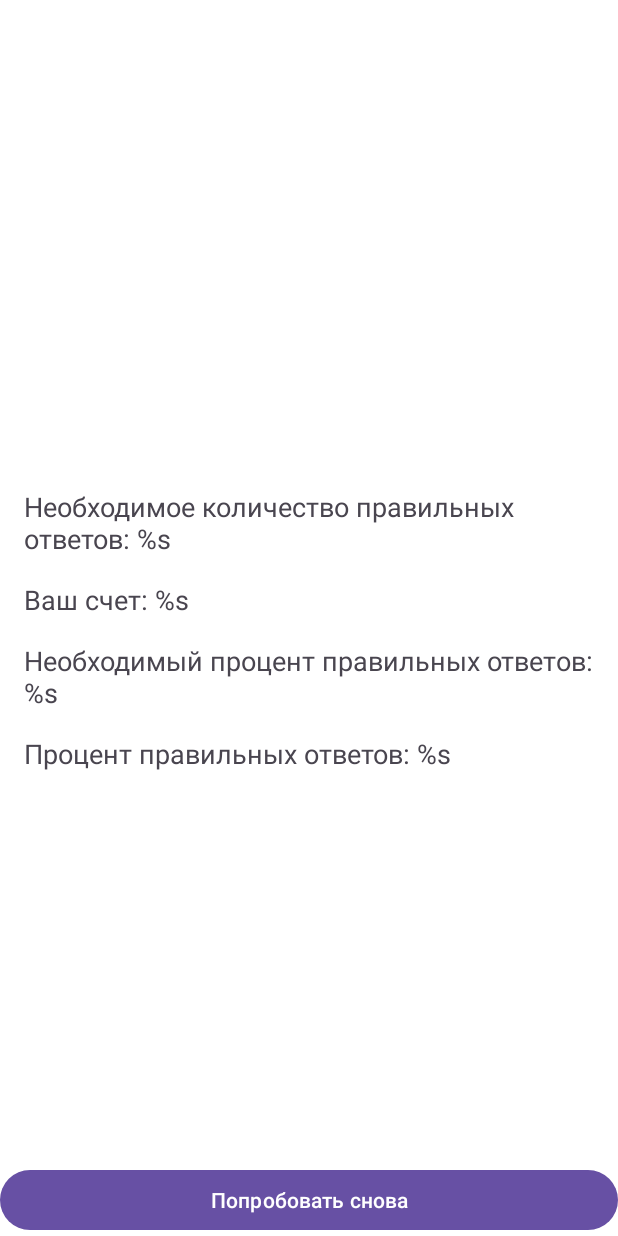
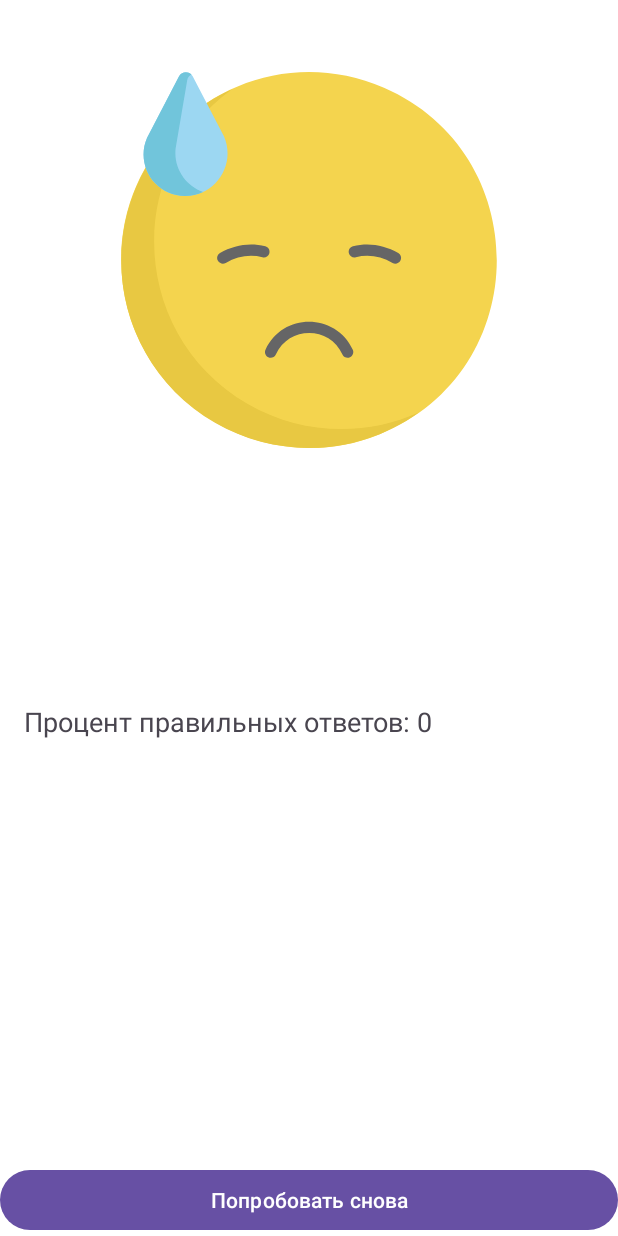
Before and after one commit to sergeygap/Composition, an Android app: the fragment GameFinishedFragment shown on its own in the app's theme, after a tap on "Попробовать снова", on a phone screen of 412 x 824 dp. Run offline under Robolectric (Android 15) with nearby library versions, the phone set to English and light mode, and no system bars; our stand-ins replace data binding; 7 statements that could not run were skipped.

Commit message:
add Android Navigation dependencies and release it

```diff
--- a/app/src/main/AndroidManifest.xml
+++ b/app/src/main/AndroidManifest.xml
@@ -14,6 +14,7 @@
         tools:targetApi="31">
         <activity
             android:name=".presentation.MainActivity"
+            android:screenOrientation="portrait"
             android:exported="true">
             <intent-filter>
                 <action android:name="android.intent.action.MAIN" />
--- a/app/src/main/java/com/gap/composition/domain/entity/GameResult.kt
+++ b/app/src/main/java/com/gap/composition/domain/entity/GameResult.kt
@@ -9,4 +9,7 @@ data class GameResult(
     val countOfRightAnswers: Int, // Количетво правильных ответоа
     val countOfQuestions: Int, // Общее колличество вопросов на которые ответил игрок, можно определить, какой правильный процент был у игрока
     val gameSettings: GameSettings, // для того, чтобы узнать какой минмальное колличество правльных ответов должно было быть
-) : Parcelable
+) : Parcelable {
+    val countOfRightAnswersString: String
+        get() = countOfRightAnswers.toString()
+}
--- a/app/src/main/java/com/gap/composition/presentation/GameFinishedFragment.kt
+++ b/app/src/main/java/com/gap/composition/presentation/GameFinishedFragment.kt
@@ -4,85 +4,92 @@ import android.os.Bundle
 import android.view.LayoutInflater
 import android.view.View
 import android.view.ViewGroup
-import androidx.activity.OnBackPressedCallback
 import androidx.fragment.app.Fragment
-import androidx.fragment.app.FragmentManager
+import androidx.navigation.fragment.findNavController
+import androidx.navigation.fragment.navArgs
+import com.gap.composition.R
 import com.gap.composition.databinding.FragmentGameFinishedBinding
-import com.gap.composition.domain.entity.GameResult
 
 class GameFinishedFragment : Fragment() {
 
-    private lateinit var gameResult: GameResult
+
+    private val args by navArgs<GameFinishedFragmentArgs>()
+
     private var _binding: FragmentGameFinishedBinding? = null
     private val binding: FragmentGameFinishedBinding
         get() = _binding ?: throw RuntimeException("FragmentGameFinishedBinding == null")
 
 
-    override fun onCreate(savedInstanceState: Bundle?) {
-        super.onCreate(savedInstanceState)
-        parseArgs()
-    }
-
     override fun onCreateView(
-        inflater: LayoutInflater,
-        container: ViewGroup?,
+        inflater: LayoutInflater, container: ViewGroup?,
         savedInstanceState: Bundle?
     ): View {
         _binding = FragmentGameFinishedBinding.inflate(inflater, container, false)
         return binding.root
     }
 
-
     override fun onViewCreated(view: View, savedInstanceState: Bundle?) {
         super.onViewCreated(view, savedInstanceState)
-        clickOnBack()
+        setupClickListeners()
+        bindViews()
+    }
+
+    private fun setupClickListeners() {
+
         binding.buttonRetry.setOnClickListener {
             retryGame()
         }
     }
 
-    private fun clickOnBack() {
-        val callback = object : OnBackPressedCallback(true) {
-            override fun handleOnBackPressed() {
-                retryGame()
-            }
+    private fun bindViews() {
+        binding.gameResult = args.gameResult
+        with(binding) {
+
+
+            emojiResult.setImageResource(getSmileResId())
+//            tvRequiredAnswers.text = String.format(
+//                getString(R.string.required_score),
+//                args.gameResult.gameSettings.minCountOfRightAnswers
+//            )
+//            tvScoreAnswers.text = String.format(
+//                getString(R.string.score_answers),
+//                args.gameResult.countOfRightAnswers
+//            )
+//            tvRequiredPercentage.text = String.format(
+//                getString(R.string.required_percentage),
+//                args.gameResult.gameSettings.minPercentOfRightAnswers
+//            )
+            tvScorePercentage.text = String.format(
+                getString(R.string.score_percentage),
+                getPercentOfRightAnswers()
+            )
         }
-        requireActivity().onBackPressedDispatcher.addCallback(viewLifecycleOwner, callback)
     }
 
+    private fun getSmileResId(): Int {
+        return if (args.gameResult.winner) {
+            R.drawable.ic_smile
+        } else {
+            R.drawable.ic_sad
+        }
+    }
+
+    private fun getPercentOfRightAnswers() = with(args.gameResult) {
+        if (countOfQuestions == 0) {
+            0
+        } else {
+            ((countOfRightAnswers / countOfQuestions.toDouble()) * 100).toInt()
+        }
+    }
 
     override fun onDestroyView() {
         super.onDestroyView()
         _binding = null
     }
 
-    private fun parseArgs() {
-
-        requireArguments().getParcelable<GameResult>(KEY_GAME_RESULT)?.let {
-            gameResult = it
-        }
-
-    }
 
     private fun retryGame() {
-        requireActivity().supportFragmentManager.popBackStack(
-            GameFragment.NAME,
-            FragmentManager.POP_BACK_STACK_INCLUSIVE
-        )
-
-    }
-
-    companion object {
-
-        const val KEY_GAME_RESULT = "game_result"
-
-        fun newInstance(gameResult: GameResult): GameFinishedFragment {
-            return GameFinishedFragment().apply {
-                arguments = Bundle().apply {
-                    putParcelable(KEY_GAME_RESULT, gameResult)
-                }
-            }
-        }
+        findNavController().popBackStack()
     }
 
 }
--- a/app/src/main/java/com/gap/composition/presentation/WelcomeFragment.kt
+++ b/app/src/main/java/com/gap/composition/presentation/WelcomeFragment.kt
@@ -5,6 +5,7 @@ import android.view.LayoutInflater
 import android.view.View
 import android.view.ViewGroup
 import androidx.fragment.app.Fragment
+import androidx.navigation.fragment.findNavController
 import com.gap.composition.R
 import com.gap.composition.databinding.FragmentWelcomeBinding
 
@@ -31,10 +32,7 @@ class WelcomeFragment : Fragment() {
 
 
     private fun launchChooseLevelFragment() {
-        requireActivity().supportFragmentManager.beginTransaction()
-            .replace(R.id.main_container, ChooseLevelFragment.newInstance())
-            .addToBackStack(ChooseLevelFragment.NAME)
-            .commit()
+        findNavController().navigate(R.id.action_welcomeFragment_to_chooseLevelFragment)
     }
 
 
--- a/app/src/main/res/layout/fragment_choose_level_fragment.xml
+++ b/app/src/main/res/layout/fragment_choose_level_fragment.xml
@@ -1,4 +1,5 @@
 <?xml version="1.0" encoding="utf-8"?>
+<layout>
 <LinearLayout xmlns:android="http://schemas.android.com/apk/res/android"
     xmlns:tools="http://schemas.android.com/tools"
     android:layout_width="match_parent"
@@ -51,3 +52,4 @@
         android:text="@string/hard_level" />
 
 </LinearLayout>
+</layout>
--- a/app/src/main/res/layout/fragment_game.xml
+++ b/app/src/main/res/layout/fragment_game.xml
@@ -1,4 +1,5 @@
 <?xml version="1.0" encoding="utf-8"?>
+<layout>
 <androidx.constraintlayout.widget.ConstraintLayout xmlns:android="http://schemas.android.com/apk/res/android"
     xmlns:app="http://schemas.android.com/apk/res-auto"
     xmlns:tools="http://schemas.android.com/tools"
@@ -150,3 +151,4 @@
         app:layout_constraintTop_toBottomOf="@+id/tv_answers_progress" />
 
 </androidx.constraintlayout.widget.ConstraintLayout>
+</layout>
--- a/app/src/main/res/layout/fragment_game_finished.xml
+++ b/app/src/main/res/layout/fragment_game_finished.xml
@@ -1,4 +1,14 @@
 <?xml version="1.0" encoding="utf-8"?>
+<layout>
+
+    <data>
+
+        <variable
+            name="gameResult"
+            type="com.gap.composition.domain.entity.GameResult" />
+
+    </data>
+
     <androidx.constraintlayout.widget.ConstraintLayout xmlns:android="http://schemas.android.com/apk/res/android"
         xmlns:app="http://schemas.android.com/apk/res-auto"
         xmlns:tools="http://schemas.android.com/tools"
@@ -24,7 +34,7 @@
             android:layout_width="match_parent"
             android:layout_height="wrap_content"
             android:layout_margin="16dp"
-        android:text="@string/required_score"
+            android:text="@{gameResult.gameSettings.minCountOfRightAnswersString}"
             android:textSize="18sp"
             app:layout_constraintBottom_toTopOf="@id/tv_score_answers"
             app:layout_constraintEnd_toEndOf="parent"
@@ -36,7 +46,7 @@
             android:id="@+id/tv_score_answers"
             android:layout_width="0dp"
             android:layout_height="wrap_content"
-        android:text="@string/score_answers"
+            android:text="@{gameResult.countOfRightAnswersString}"
             android:textSize="18sp"
             app:layout_constraintBottom_toTopOf="@id/tv_required_percentage"
             app:layout_constraintEnd_toEndOf="@id/tv_required_answers"
@@ -48,7 +58,7 @@
             android:layout_width="0dp"
             android:layout_height="wrap_content"
             android:layout_marginTop="16dp"
-        android:text="@string/required_percentage"
+            android:text="@{gameResult.gameSettings.minPercentOfRightAnswersString}"
             android:textSize="18sp"
             app:layout_constraintBottom_toTopOf="@id/tv_score_percentage"
             app:layout_constraintEnd_toEndOf="@id/tv_required_answers"
@@ -76,3 +86,4 @@
             app:layout_constraintBottom_toBottomOf="parent" />
 
     </androidx.constraintlayout.widget.ConstraintLayout>
+</layout>
--- a/app/src/main/res/layout/fragment_welcome.xml
+++ b/app/src/main/res/layout/fragment_welcome.xml
@@ -1,4 +1,5 @@
 <?xml version="1.0" encoding="utf-8"?>
+<layout>
 <ScrollView xmlns:android="http://schemas.android.com/apk/res/android"
     xmlns:app="http://schemas.android.com/apk/res-auto"
     xmlns:tools="http://schemas.android.com/tools"
@@ -50,3 +51,4 @@
             app:layout_constraintBottom_toBottomOf="parent" />
     </androidx.constraintlayout.widget.ConstraintLayout>
 </ScrollView>
+</layout>
```
Also changed, not shown: app/build.gradle (+7 -1 lines), app/src/main/java/com/gap/composition/domain/entity/GameSettings.kt (+8 -2 lines), app/src/main/java/com/gap/composition/presentation/ChooseLevelFragment.kt (+3 -4 lines), app/src/main/java/com/gap/composition/presentation/GameFragment.kt (+78 -21 lines), app/src/main/java/com/gap/composition/presentation/GameViewModel.kt (+40 -45 lines), app/src/main/java/com/gap/composition/presentation/GameViewModelFactory.kt (added, +19 -0 lines), app/src/main/res/layout/activity_main.xml (+7 -1 lines), app/src/main/res/navigation/navigation.xml (added, +48 -0 lines), build.gradle (+9 -0 lines). Lines whose indentation alone changed are shown as unchanged.
